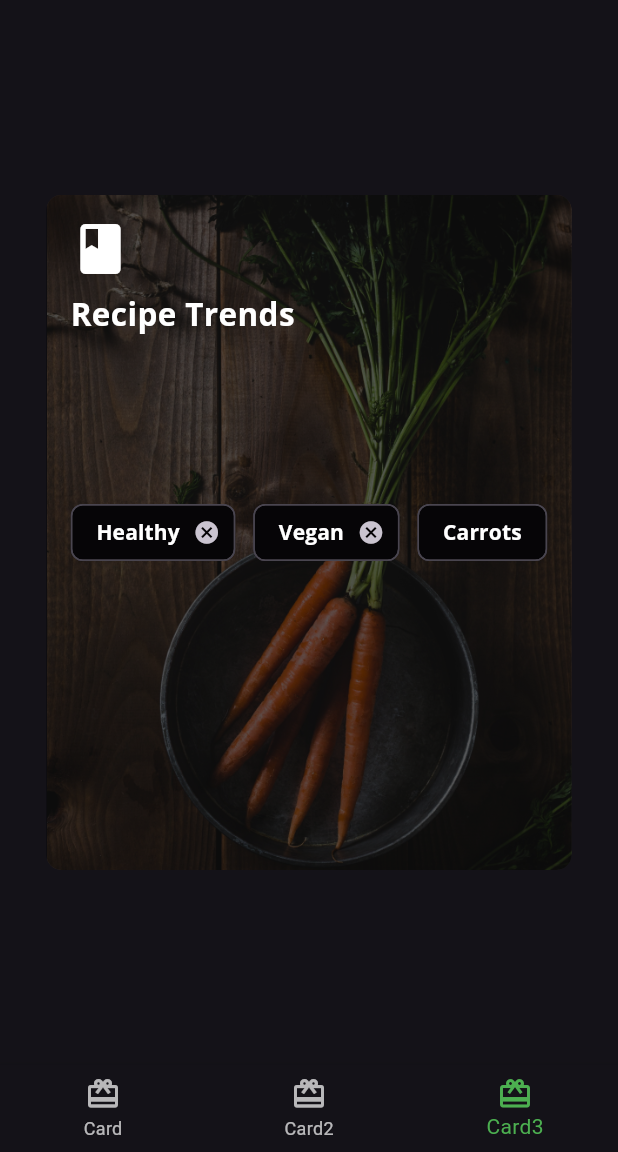
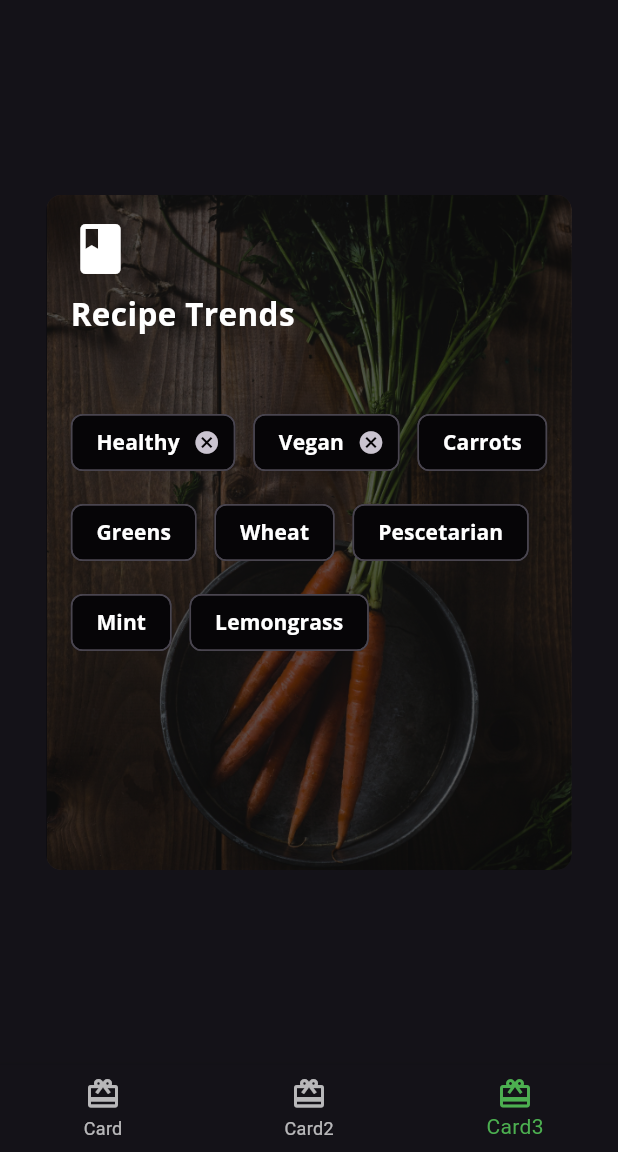
Before and after one commit to rood-red/FooderlichApp, a Flutter app: the screen it shows after launch, item 3 of the bottom bar chosen, on a phone screen of 412 x 824 dp, the part 84-1236 px from its top. Run offline on Flutter 3.47's test engine with Material 3 defaults, Android fonts, the phone set to English and light mode, and no system bars; our stand-ins replace google_fonts.

Commit message:
Update card3.dart

```diff
--- a/lib/card3.dart
+++ b/lib/card3.dart
@@ -86,6 +86,43 @@ class Card3 extends StatelessWidget {
                     label: Text('Carrots',
                         style: FooderlichTheme.darkTextTheme.bodyText1),
                     backgroundColor: Colors.black.withOpacity(0.7),
+
+
+                  ),
+                  Chip(
+                    label: Text('Greens',
+                        style: FooderlichTheme.darkTextTheme.bodyText1),
+                    backgroundColor: Colors.black.withOpacity(0.7),
+
+
+                  ),
+                  Chip(
+                    label: Text('Wheat',
+                        style: FooderlichTheme.darkTextTheme.bodyText1),
+                    backgroundColor: Colors.black.withOpacity(0.7),
+
+
+                  ),
+                  Chip(
+                    label: Text('Pescetarian',
+                        style: FooderlichTheme.darkTextTheme.bodyText1),
+                    backgroundColor: Colors.black.withOpacity(0.7),
+
+
+                  ),
+                  Chip(
+                    label: Text('Mint',
+                        style: FooderlichTheme.darkTextTheme.bodyText1),
+                    backgroundColor: Colors.black.withOpacity(0.7),
+
+
+                  ),
+                  Chip(
+                    label: Text('Lemongrass',
+                        style: FooderlichTheme.darkTextTheme.bodyText1),
+                    backgroundColor: Colors.black.withOpacity(0.7),
+
+
                   ),
                 ],
               ),
```
